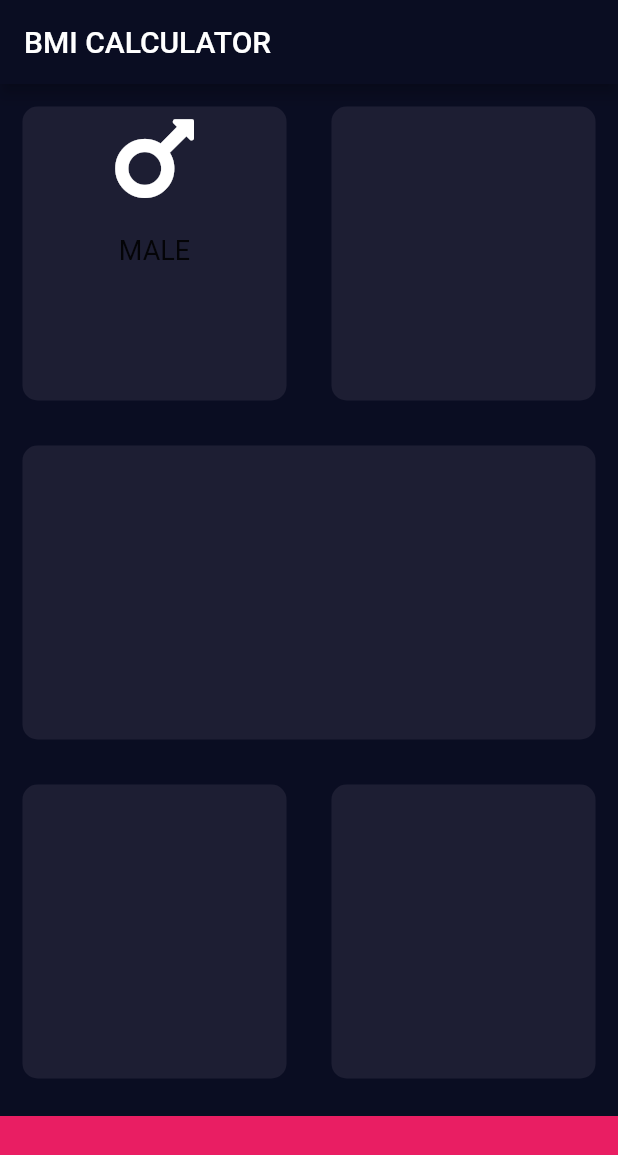
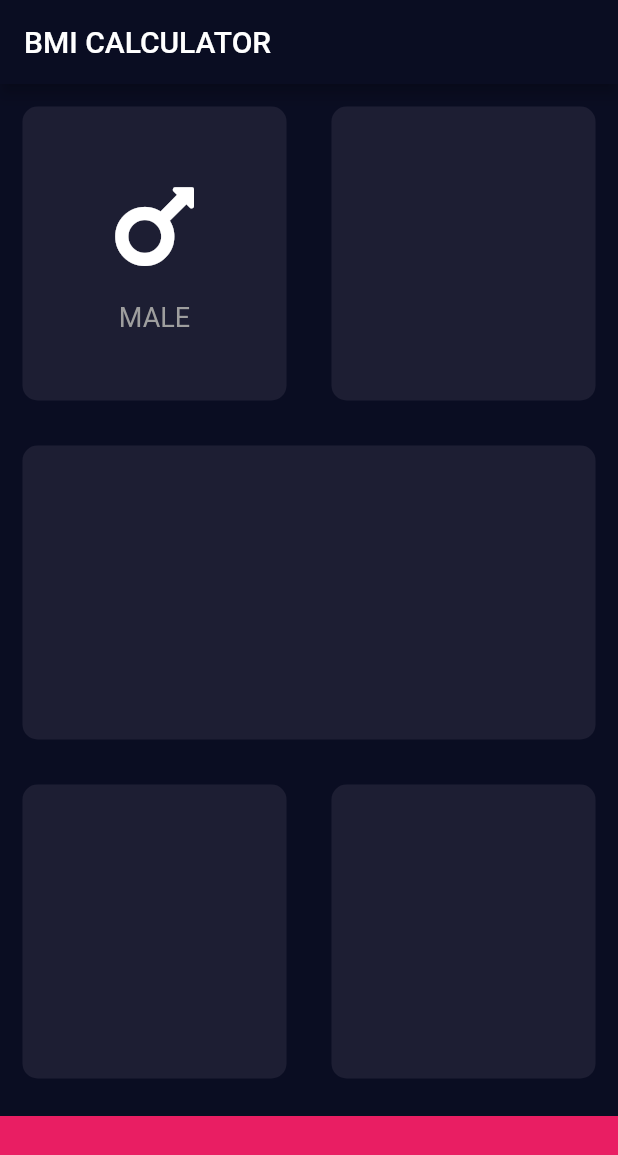
Before and after one commit to sfaxioussama1/appbmi_sfaxioussama, a Flutter app: the screen it shows after launch, on a phone screen of 412 x 824 dp. Shown: the top 1155 px of the screen. Run offline on Flutter 3.47's test engine with Material 2 defaults, Android fonts, the phone set to English and light mode, and no system bars; our stand-ins replace font_awesome_flutter.

Commit message:
icon male done
icon male done

```diff
--- a/lib/pages/home_page.dart
+++ b/lib/pages/home_page.dart
@@ -43,6 +43,7 @@ class _MyHomePageState extends State<MyHomePage> {
             children: [
               Expanded(child: Cards(
                 card: Column(
+                  mainAxisAlignment: MainAxisAlignment.center,
                   children: [
                     Icon(
                       FontAwesomeIcons.mars,
@@ -55,7 +56,7 @@ class _MyHomePageState extends State<MyHomePage> {
                     ),
                     Text('MALE', style: TextStyle(
                       fontSize: 18.0,
-
+                      color: Colors.grey
 
                     ))
                   ],
```
